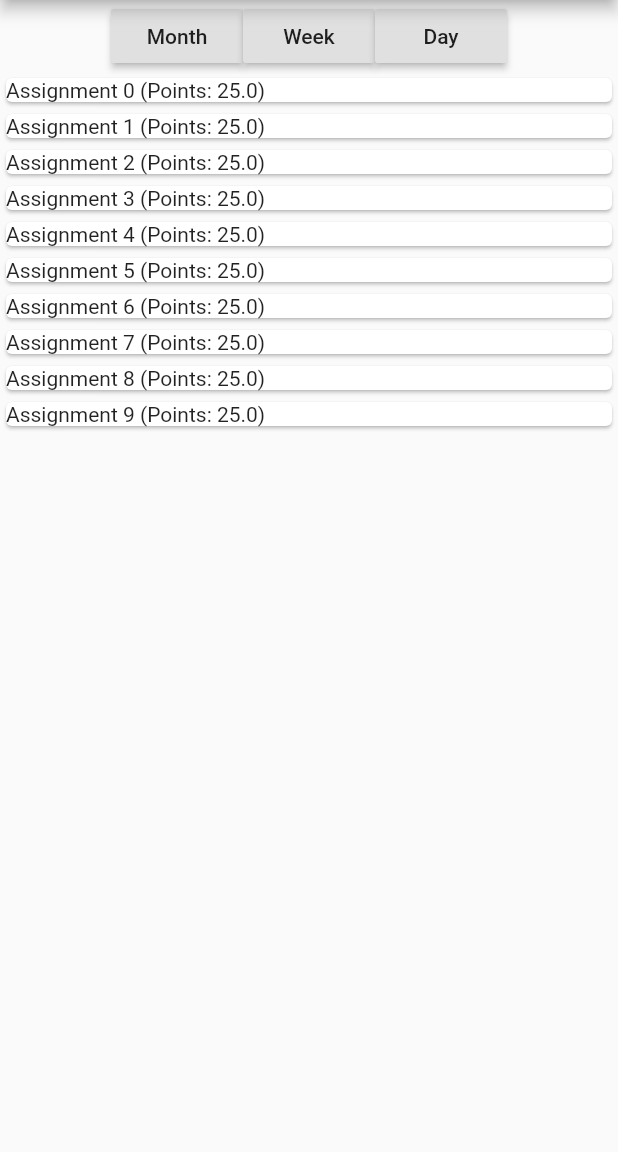
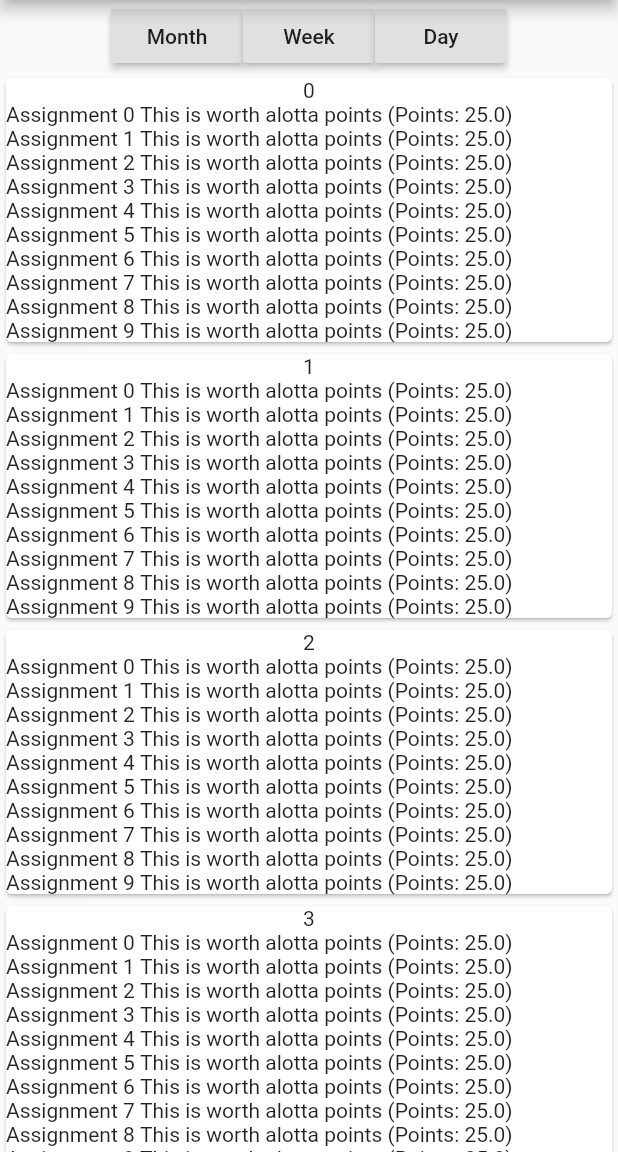
Before and after one commit to Furman950/neumont-planner, a Flutter app: the screen it shows after launch, after a tap on "Month", after a tap on "Week", after a tap on "Day", on a phone screen of 412 x 824 dp, the part 84-1236 px from its top. Run offline on Flutter 3.47's test engine with Material 2 defaults, Android fonts, the phone set to English and light mode, and no system bars.

Commit message:
All View inherit from abstract class

```diff
--- a/lib/main.dart
+++ b/lib/main.dart
@@ -46,14 +46,14 @@ class _MyHomePageState extends State<MyHomePage> {
 
   Widget getView(View view, Function(View,DateTime) changeView) {
 
-  if (view == View.DAY) {
+  if (view == View.DAY && _selectedDate.day == _today.day) {
+      return HourView(_assignments, _courses, _events, changeView);
+  }else if(view == View.DAY){
     return DayView(_assignments, _courses, _events, changeView);
-  } else if (view == View.HOUR) {
-    return HourView(_assignments, _courses, _events, changeView);
   } else if (view == View.WEEK) {
-    return WeekView(_assignments, _courses, _events, changeView);
+    return WeekView(_assignments, _courses, _events, changeView, _selectedDate);
   } else if (view == View.MONTH) {
-    return MonthView();
+    return MonthView(_assignments, _courses, _events, changeView);
   } else {
     return Text('Yikes');
   }
--- /dev/null
+++ b/lib/views/abstract_view.dart
@@ -0,0 +1,13 @@
+import 'package:flutter/material.dart';
+import 'package:neumont_planner/models/objects.dart';
+
+import '../main.dart';
+
+abstract class AbstractView extends StatelessWidget {
+  final List<Assignment> assignments;
+  final List<Course> courses;
+  final List<Event> events;
+  final void Function(View,DateTime) changeView;
+
+  AbstractView(this.assignments, this.courses, this.events, this.changeView) ;
+}
--- a/lib/views/day_view.dart
+++ b/lib/views/day_view.dart
@@ -1,17 +1,11 @@
 import 'package:flutter/material.dart';
 import 'package:neumont_planner/models/assignment.dart';
 import 'package:neumont_planner/models/objects.dart';
+import 'package:neumont_planner/views/abstract_view.dart';
 
-import '../main.dart';
+class DayView extends AbstractView{
 
-class DayView extends StatelessWidget {
-
-  final List<Assignment> assignments;
-  final List<Course> courses;
-  final List<Event> events;
-  final void Function(View,DateTime) changeView;
-
-  DayView(this.assignments,this.courses,this.events,this.changeView);
+  DayView(List<Assignment> assignments, List<Course> courses, List<Event> events, changeView) : super(assignments, courses, events, changeView);
 
   @override
   Widget build(BuildContext context) {
--- a/lib/views/hour_view.dart
+++ b/lib/views/hour_view.dart
@@ -1,17 +1,11 @@
 import 'package:flutter/material.dart';
 import 'package:neumont_planner/models/hour.dart';
 import 'package:neumont_planner/models/objects.dart';
+import 'package:neumont_planner/views/abstract_view.dart';
 
-import '../main.dart';
+class HourView extends AbstractView{
 
-class HourView extends StatelessWidget {
-
-  final List<Assignment> assignments;
-  final List<Course> courses;
-  final List<Event> events ;
-  final void Function(View,DateTime) changeView;
-
-  HourView( this.assignments, this.courses, this.events, this.changeView);
+  HourView(List<Assignment> assignments, List<Course> courses, List<Event> events, changeView) : super(assignments, courses, events, changeView);
 
   @override
   Widget build(BuildContext context) {
```
Also changed, not shown: lib/views/month_view.dart (+6 -7 lines), lib/views/week_view.dart (+4 -9 lines).
